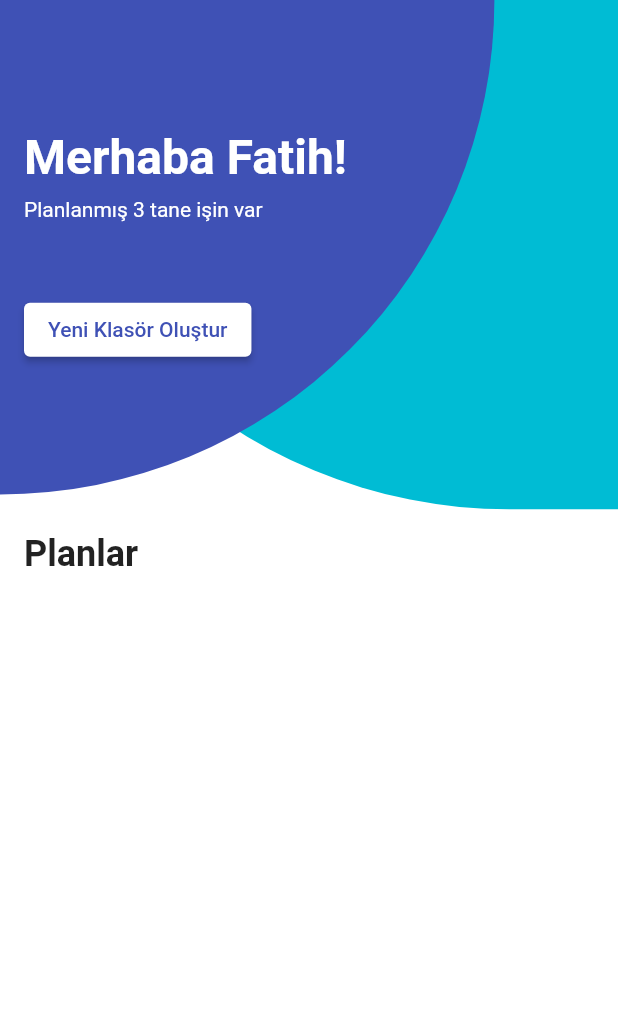
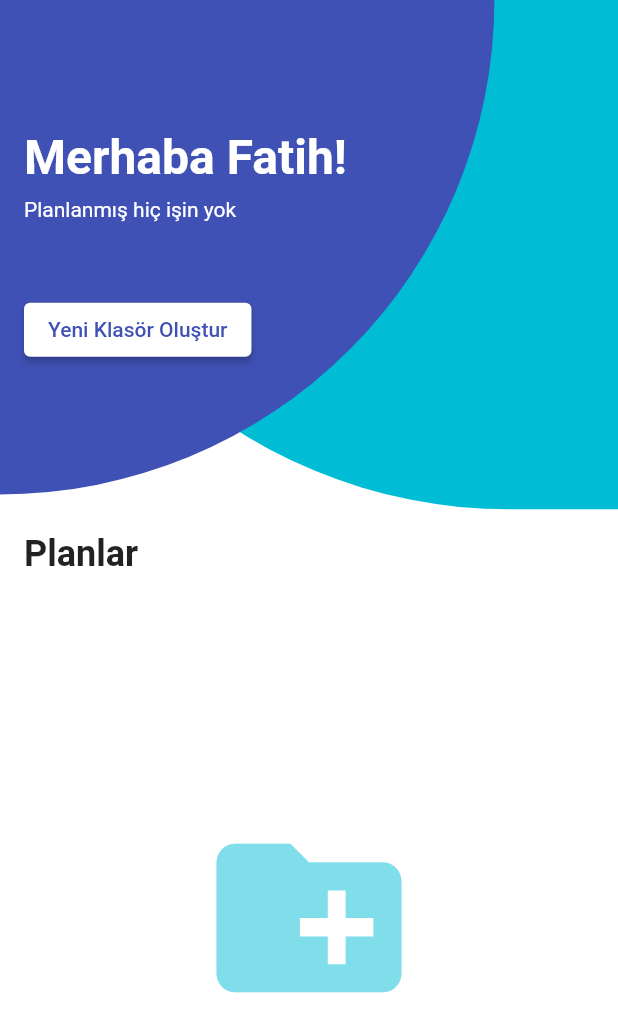
Before and after one commit to fatihinho/planyapp, a Flutter app: the screen it shows after launch, on a phone screen of 412 x 824 dp. Shown: the top 1032 px of the screen. Run offline on Flutter 3.47's test engine with Material 2 defaults, Android fonts, the phone set to English and light mode, and no system bars; our stand-ins replace firebase_core; accounts and stored records are empty.

Commit message:
added planned task count

```diff
--- a/lib/src/screens/home_screen.dart
+++ b/lib/src/screens/home_screen.dart
@@ -4,13 +4,20 @@ import 'package:planyapp/src/screens/task_screen.dart';
 import 'package:planyapp/src/screens/taskfolder_adding_screen.dart';
 import 'package:provider/provider.dart';
 
-class HomeScreen extends StatelessWidget {
-  Route _navigateToTasks(String title, Color color) {
+class HomeScreen extends StatefulWidget {
+  @override
+  _HomeScreenState createState() => _HomeScreenState();
+}
+
+class _HomeScreenState extends State<HomeScreen> {
+  int _plannedTaskCount = 0;
+
+  Route _navigateToTasks(int folderId, String title, Color color) {
     return PageRouteBuilder(
       pageBuilder: (context, animation, secondaryAnimation) =>
-          TaskScreen(title, color),
+          TaskScreen(folderId, title, color),
       transitionsBuilder: (context, animation, secondaryAnimation, child) {
-        var begin = Offset(0.0, -1.0);
+        var begin = Offset(0.0, 1.0);
         var end = Offset.zero;
         var curve = Curves.ease;
         var tween =
@@ -47,7 +54,14 @@ class HomeScreen extends StatelessWidget {
     var screenHeight = size.height;
     var screenWidth = size.width;
 
+    var taskProvider = Provider.of<TaskProvider>(context);
     var taskFolders = Provider.of<TaskProvider>(context).taskFolders;
+
+    _plannedTaskCount = 0;
+
+    taskFolders.forEach((element) {
+      _plannedTaskCount += element.taskCount;
+    });
 
     return Scaffold(
         body: Container(
@@ -87,8 +101,13 @@ class HomeScreen extends StatelessWidget {
                               fontWeight: FontWeight.bold),
                         ),
                         SizedBox(height: 8.0),
-                        Text(
-                          'Planlanmış 3 tane işin var',
+                        _plannedTaskCount > 0
+                            ? Text(
+                                'Planlanmış $_plannedTaskCount tane işin var',
+                                style: TextStyle(color: Colors.white),
+                              )
+                            : Text(
+                                'Planlanmış hiç işin yok',
                                 style: TextStyle(color: Colors.white),
                               ),
                         SizedBox(height: 48.0),
@@ -118,7 +137,8 @@ class HomeScreen extends StatelessWidget {
             child: Container(
               decoration:
                   BoxDecoration(shape: BoxShape.rectangle, color: Colors.white),
-              child: GridView.builder(
+              child: taskFolders.isNotEmpty
+                  ? GridView.builder(
                       padding: const EdgeInsets.all(0.0),
                       gridDelegate: SliverGridDelegateWithFixedCrossAxisCount(
                         childAspectRatio: 1.5,
@@ -131,24 +151,35 @@ class HomeScreen extends StatelessWidget {
                           child: InkWell(
                             onTap: () {
                               Navigator.of(context).push(_navigateToTasks(
-                            '${taskFolders[index].folderName}',
+                                  taskFolders[index].id,
+                                  '${taskFolders[index].name}',
                                   taskFolders[index].iconColor));
                             },
                             onLongPress: () {
+                              taskProvider.deleteTaskFolder(index);
                               ScaffoldMessenger.of(context).showSnackBar(
                                 SnackBar(
-                            content: Text('$index. plan'),
+                                  content: Text('$index. plan silindi'),
+                                ),
+                              );
+                            },
+                            onDoubleTap: () {
+                              ScaffoldMessenger.of(context).showSnackBar(
+                                SnackBar(
+                                  content: Text('Id: ${taskFolders[index].id}'),
                                 ),
                               );
                             },
                             child: Card(
                               elevation: 5,
                               child: Column(
-                          mainAxisAlignment: MainAxisAlignment.spaceAround,
+                                mainAxisAlignment:
+                                    MainAxisAlignment.spaceAround,
                                 crossAxisAlignment: CrossAxisAlignment.start,
                                 children: [
                                   Row(
-                              mainAxisAlignment: MainAxisAlignment.spaceAround,
+                                    mainAxisAlignment:
+                                        MainAxisAlignment.spaceAround,
                                     children: [
                                       Icon(
                                         Icons.folder,
@@ -156,7 +187,7 @@ class HomeScreen extends StatelessWidget {
                                         size: 28.0,
                                       ),
                                       Text(
-                                  '${taskFolders[index].taskNumber}',
+                                        '${taskFolders[index].taskCount}',
                                         style: TextStyle(
                                             fontSize: 18.0,
                                             fontWeight: FontWeight.bold,
@@ -165,10 +196,11 @@ class HomeScreen extends StatelessWidget {
                                     ],
                                   ),
                                   Row(
-                              mainAxisAlignment: MainAxisAlignment.spaceAround,
+                                    mainAxisAlignment:
+                                        MainAxisAlignment.spaceAround,
                                     children: [
                                       Text(
-                                  '${taskFolders[index].folderName}',
+                                        '${taskFolders[index].name}',
                                         style: TextStyle(
                                           fontSize: 18.0,
                                           fontWeight: FontWeight.bold,
@@ -183,6 +215,13 @@ class HomeScreen extends StatelessWidget {
                           ),
                         );
                       },
+                    )
+                  : Center(
+                      child: Icon(
+                        Icons.create_new_folder,
+                        size: 148.0,
+                        color: Colors.cyan[200],
+                      ),
                     ),
             ),
           ),
```
Also changed, not shown: lib/src/providers/task_provider.dart (+8 -6 lines). Lines whose indentation alone changed are shown as unchanged.
